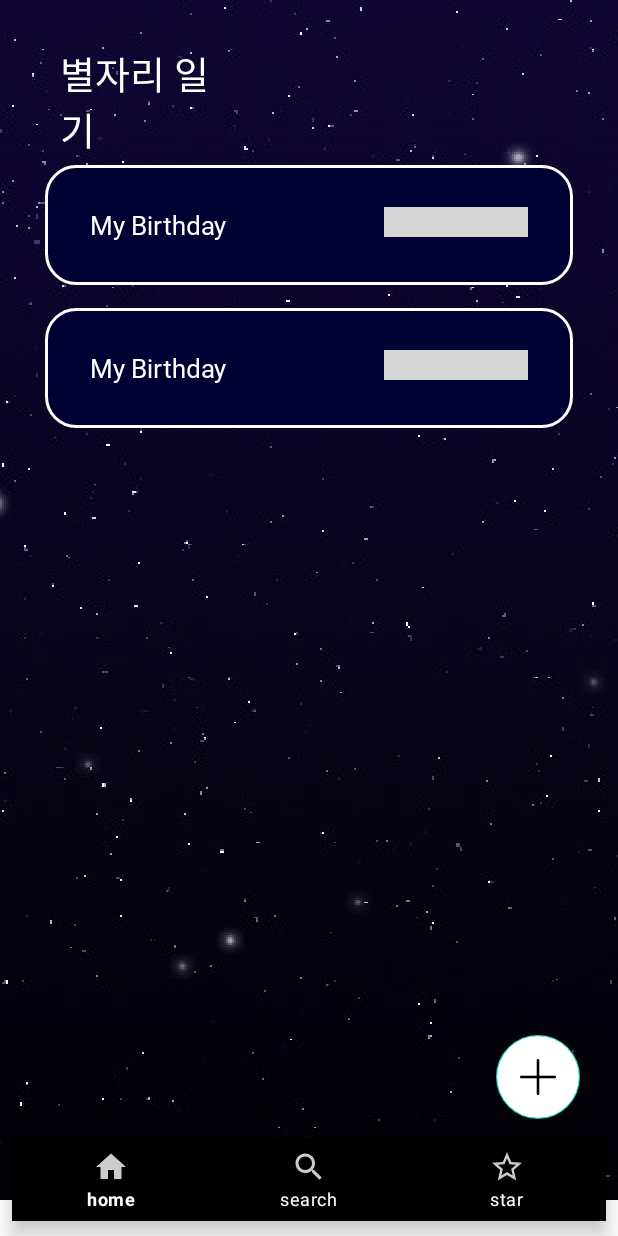
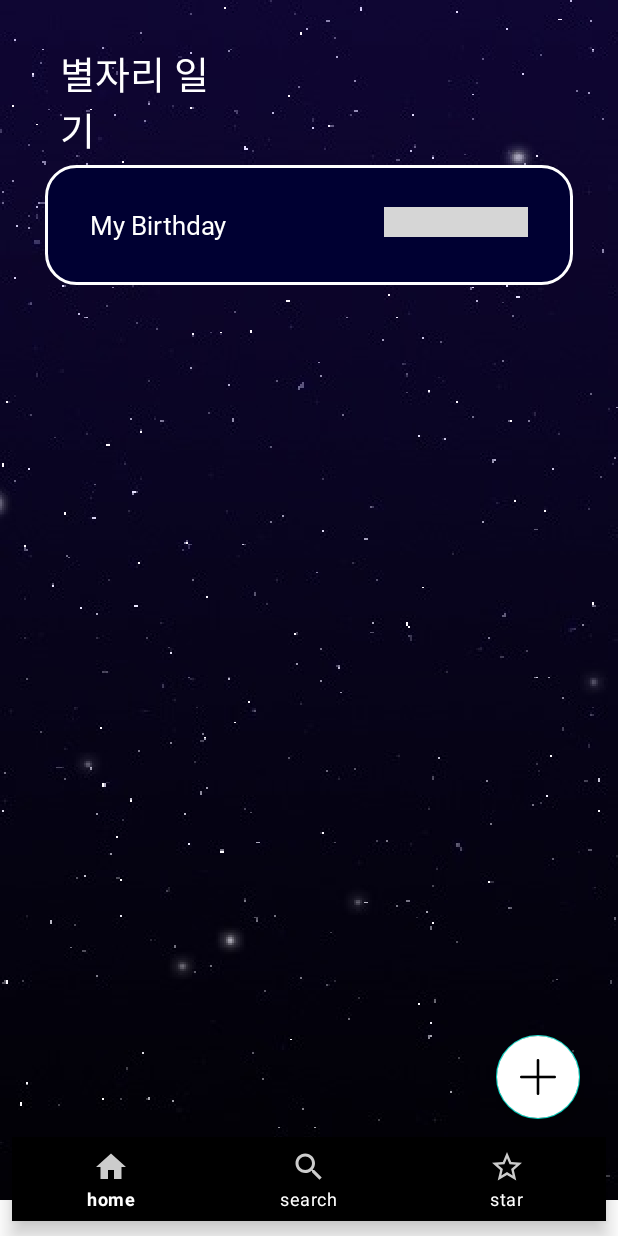
Before and after one commit to ChoSounhyung/MyLittleStarDiary, an Android app: the screen it shows after launch (MainActivity), on a phone screen of 412 x 824 dp. Run offline under Robolectric (Android 15) with nearby library versions, the phone set to English and light mode, and no system bars; grey boxes are pictures that could not be loaded.

Commit message:
일기 갯수 줄임

```diff
--- a/app/src/main/java/com/mirinae/mylittlestardiary/MainActivity.java
+++ b/app/src/main/java/com/mirinae/mylittlestardiary/MainActivity.java
@@ -40,11 +40,9 @@ public class MainActivity extends AppCompatActivity {
         init();
         setUp();
 
-        Diary diary1 = new Diary("2020.09.05", "집 가고 싶다", "요즘에는 집에 있는데도 집에 가고싶은 기분이다..");
-        Diary diary2 = new Diary("2020.09.08", "오느른 내생일", "오늘은 드디어 내 생일이다. 생일인데 집에서 온라인 수업을 듣다니, 기숙사가 아닌걸 다해이라고 해야되나.");
+        Diary diary = new Diary("2020.09.05", "MyBirthday", "오늘은 내 생일이다. 요즘에 너무 바빠서 내 생일도 잊고 있었는데 친구들이 서프라이즈 파티를 준비했다. 아침마다 아리야에게 오늘의 운세를 물어보는데 맨 처음 멘트가 ‘만족스러운 하루가 기대됩니다.’였다. 그래서 오늘 내내 기분이 좋았는데 친구들이 내 생일을 축하해 줘서 더 만족스러운 하루가 된 것 같다.\n처음에는 너무 놀라고 고마워서 눈물이 났다. 애들이랑 사진을 한 500장 정도 찍은 거 같은데 ㅋㅋㅋㅋ 꼭 인화해서 방 벽에 붙여놔야지. 생일 파티가 끝나고 친구들이랑 집에서 영화를 봤다. 이런 친구들이 없었다면 이번 생일은 미역국도 생일 케이크도 없이 그냥 지나갔을 텐데.. 잊지 않고 챙겨준 친구들의 생일에 내가 느낀 감동을 배로 전해주고 싶다.");
 
-        diaryList.add(diary1);
-        diaryList.add(diary2);
+        diaryList.add(diary);
 
     }
 
```
